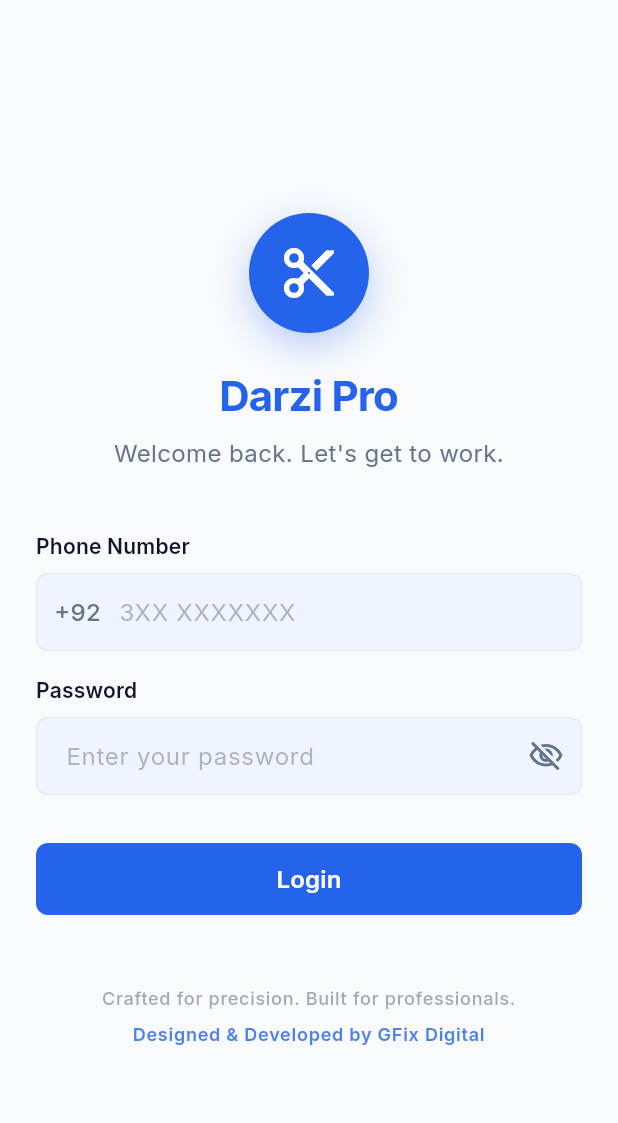
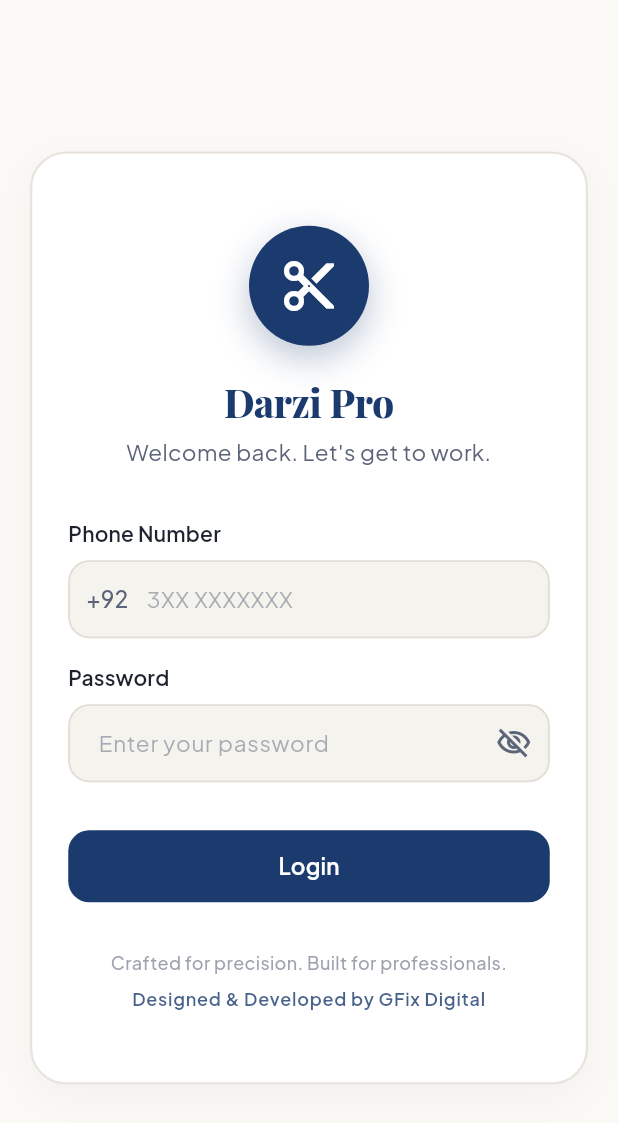
Before and after one commit to gfixdigital/DarziPro, a Flutter app: the screen it shows after launch, on a phone screen of 412 x 824 dp. Shown: the top 1123 px of the screen. Run offline on Flutter 3.47's test engine with Material 3 defaults, Android fonts, the phone set to English and light mode, and no system bars; our stand-ins replace connectivity_plus, google_fonts, hive, hive_flutter, open_file, package_info_plus and 1 more; missing offline and left inert: dart:html; accounts and stored records are empty; network calls fail.

Commit message:
Bespoke Design Upgrade: Replaced generic tech elements with warm tailored styling, Playfair Display typography, woven badges, and hand-stitched details (Build 13)

```diff
--- a/lib/core/constants/colors.dart
+++ b/lib/core/constants/colors.dart
@@ -4,42 +4,42 @@
 /// Based on Stitch "Smart Darzi Manager" design system
 
 // ─── Primary Palette ──────────────────────────────────────────
-const kPrimary = Color(0xFF2563EB);          // GFix Digital Blue — buttons, active states
-const kPrimaryDark = Color(0xFF1E3A8A);      // Dark blue — app bar, emphasis
-const kPrimaryLight = Color(0xFFEFF4FF);     // Very light blue — card backgrounds
-const kPrimaryContainer = Color(0xFF3B82F6); // Container blue
-const kOnPrimaryContainer = Color(0xFFE0ECFF); // On container
+const kPrimary = Color(0xFF1B3B6F);          // Bespoke Deep Sapphire — elegance, structure
+const kPrimaryDark = Color(0xFF0F1E36);      // Midnight Blue — headers, strong emphasis
+const kPrimaryLight = Color(0xFFF0F4F8);     // Light Sapphire Wash — card backgrounds
+const kPrimaryContainer = Color(0xFF214E8F); // Cobalt Accent
+const kOnPrimaryContainer = Color(0xFFE6F0FA); // Cobalt tinted text
 
 // ─── Surface & Background ─────────────────────────────────────
-const kBackground = Color(0xFFF8FAFC);       // Clean slate-tinted off-white
-const kSurface = Color(0xFFFFFFFF);          // White — cards, inputs
-const kSurfaceContainer = Color(0xFFF1F5F9); // Surface container (slate-100)
-const kSurfaceContainerHigh = Color(0xFFE2E8F0); // Slate-200
-const kSurfaceContainerLow = Color(0xFFF8FAFC);  // Slate-50
+const kBackground = Color(0xFFFAF9F6);       // Warm Linen / Alabaster — human, cotton-like base
+const kSurface = Color(0xFFFFFFFF);          // Pure White
+const kSurfaceContainer = Color(0xFFF5F3ED); // Cotton Wash — soft eggshell for nesting
+const kSurfaceContainerHigh = Color(0xFFEBE6DA); // Linen Shadow
+const kSurfaceContainerLow = Color(0xFFFCFAF7);  // Soft eggshell
 
 // ─── Accent ───────────────────────────────────────────────────
-const kAccentGold = Color(0xFFD4AF37);       // Gold — urgent orders, premium
-const kTertiary = Color(0xFF735C00);         // Tertiary — accent
-const kTertiaryContainer = Color(0xFFCCA830);
+const kAccentGold = Color(0xFFC5A059);       // Antique Brass / Gold — craftsmanship, precision
+const kTertiary = Color(0xFF8B5A2B);         // Leather Brown
+const kTertiaryContainer = Color(0xFFD2B48C); // Tan Thread
 
 // ─── Text ─────────────────────────────────────────────────────
-const kTextPrimary = Color(0xFF0F172A);      // Dark slate — primary text (slate-900)
-const kTextSecondary = Color(0xFF64748B);    // Slate grey — secondary text (slate-500)
-const kOnSurfaceVariant = Color(0xFF475569);  // On surface variant (slate-600)
+const kTextPrimary = Color(0xFF1C222E);      // Rich Charcoal — softer than solid black
+const kTextSecondary = Color(0xFF5C6479);    // Muted Slate — secondary labels
+const kOnSurfaceVariant = Color(0xFF3A4254);  // Medium Slate
 
 // ─── Status ───────────────────────────────────────────────────
-const kError = Color(0xFFBA1A1A);            // Red — errors, overdue
+const kError = Color(0xFFBA1A1A);            // Overdue crimson
 const kErrorContainer = Color(0xFFFFDAD6);
 const kOnError = Color(0xFFFFFFFF);
 
 // ─── Border & Outline ─────────────────────────────────────────
-const kBorder = Color(0xFFCBD5E1);           // Light border (slate-300)
-const kOutline = Color(0xFF64748B);          // Outline (slate-500)
+const kBorder = Color(0xFFE2DDD5);           // Warm Linen Border — soft and paper-like
+const kOutline = Color(0xFF8C96AB);          // Outline slate
 
 // ─── Inverse ──────────────────────────────────────────────────
-const kInverseSurface = Color(0xFF1E293B);    // Slate-800
-const kInverseOnSurface = Color(0xFFF8FAFC);
-const kInversePrimary = Color(0xFF93C5FD);   // Blue-300
+const kInverseSurface = Color(0xFF2E3545);    // Dark Slate
+const kInverseOnSurface = Color(0xFFFAF9F6);
+const kInversePrimary = Color(0xFF9EC5FF);
 
 /// Returns a status-specific color
 Color getStatusColor(String status) {
--- a/lib/core/constants/text_styles.dart
+++ b/lib/core/constants/text_styles.dart
@@ -10,60 +10,60 @@
   AppTextStyles._();
 
   // ─── Headlines ────────────────────────────────────────────
-  static TextStyle headlineLg = GoogleFonts.inter(
+  static TextStyle headlineLg = GoogleFonts.playfairDisplay(
     fontSize: 32,
-    fontWeight: FontWeight.w700,
+    fontWeight: FontWeight.w800,
     height: 40 / 32,
-    letterSpacing: -0.02 * 32,
+    letterSpacing: -0.015 * 32,
     color: kTextPrimary,
   );
 
-  static TextStyle headlineLgMobile = GoogleFonts.inter(
+  static TextStyle headlineLgMobile = GoogleFonts.playfairDisplay(
     fontSize: 28,
-    fontWeight: FontWeight.w700,
+    fontWeight: FontWeight.w800,
     height: 36 / 28,
-    letterSpacing: -0.02 * 28,
+    letterSpacing: -0.015 * 28,
     color: kTextPrimary,
   );
 
-  static TextStyle headlineMd = GoogleFonts.inter(
+  static TextStyle headlineMd = GoogleFonts.playfairDisplay(
     fontSize: 24,
-    fontWeight: FontWeight.w600,
+    fontWeight: FontWeight.w700,
     height: 32 / 24,
     color: kTextPrimary,
   );
 
-  static TextStyle headlineSm = GoogleFonts.inter(
+  static TextStyle headlineSm = GoogleFonts.playfairDisplay(
     fontSize: 20,
-    fontWeight: FontWeight.w600,
+    fontWeight: FontWeight.w700,
     height: 28 / 20,
     color: kTextPrimary,
   );
 
   // ─── Body ─────────────────────────────────────────────────
-  static TextStyle bodyLg = GoogleFonts.inter(
+  static TextStyle bodyLg = GoogleFonts.plusJakartaSans(
     fontSize: 18,
     fontWeight: FontWeight.w400,
     height: 28 / 18,
     color: kTextPrimary,
   );
 
-  static TextStyle bodyMd = GoogleFonts.inter(
-    fontSize: 16,
+  static TextStyle bodyMd = GoogleFonts.plusJakartaSans(
+    fontSize: 15,
     fontWeight: FontWeight.w400,
-    height: 24 / 16,
+    height: 24 / 15,
     color: kTextPrimary,
   );
 
-  static TextStyle bodySm = GoogleFonts.inter(
-    fontSize: 14,
+  static TextStyle bodySm = GoogleFonts.plusJakartaSans(
+    fontSize: 13,
     fontWeight: FontWeight.w400,
-    height: 20 / 14,
+    height: 20 / 13,
     color: kTextSecondary,
   );
 
   // ─── Labels ───────────────────────────────────────────────
-  static TextStyle labelLg = GoogleFonts.inter(
+  static TextStyle labelLg = GoogleFonts.plusJakartaSans(
     fontSize: 14,
     fontWeight: FontWeight.w600,
     height: 20 / 14,
@@ -71,32 +71,32 @@
     color: kTextPrimary,
   );
 
-  static TextStyle labelSm = GoogleFonts.inter(
+  static TextStyle labelSm = GoogleFonts.plusJakartaSans(
     fontSize: 12,
     fontWeight: FontWeight.w500,
     height: 16 / 12,
-    letterSpacing: 0.04 * 12,
+    letterSpacing: 0.02 * 12,
     color: kTextSecondary,
   );
 
   // ─── Specialty ────────────────────────────────────────────
-  static TextStyle buttonText = GoogleFonts.inter(
-    fontSize: 16,
+  static TextStyle buttonText = GoogleFonts.plusJakartaSans(
+    fontSize: 15,
     fontWeight: FontWeight.w600,
-    height: 24 / 16,
+    height: 24 / 15,
     color: Colors.white,
   );
 
-  static TextStyle currencyLg = GoogleFonts.inter(
+  static TextStyle currencyLg = GoogleFonts.plusJakartaSans(
     fontSize: 28,
-    fontWeight: FontWeight.w700,
+    fontWeight: FontWeight.w800,
     height: 36 / 28,
     color: kTextPrimary,
   );
 
-  static TextStyle currencyMd = GoogleFonts.inter(
+  static TextStyle currencyMd = GoogleFonts.plusJakartaSans(
     fontSize: 20,
-    fontWeight: FontWeight.w700,
+    fontWeight: FontWeight.w800,
     height: 28 / 20,
     color: kTextPrimary,
   );
--- a/lib/screens/auth/login_screen.dart
+++ b/lib/screens/auth/login_screen.dart
@@ -57,13 +57,31 @@
       body: SafeArea(
         child: Center(
           child: SingleChildScrollView(
-            padding: const EdgeInsets.symmetric(horizontal: 24),
+            padding: const EdgeInsets.symmetric(horizontal: 20, vertical: 32),
             child: Form(
               key: _formKey,
+              child: Container(
+                constraints: const BoxConstraints(maxWidth: 410),
+                padding: const EdgeInsets.symmetric(horizontal: 24, vertical: 36),
+                decoration: BoxDecoration(
+                  color: kSurface,
+                  borderRadius: BorderRadius.circular(24),
+                  border: Border.all(
+                    color: kBorder.withOpacity(0.8),
+                    width: 1.5,
+                  ),
+                  boxShadow: [
+                    BoxShadow(
+                      color: Colors.black.withOpacity(0.03),
+                      blurRadius: 20,
+                      offset: const Offset(0, 8),
+                    ),
+                  ],
+                ),
                 child: Column(
-                mainAxisAlignment: MainAxisAlignment.center,
+                  mainAxisSize: MainAxisSize.min,
                   children: [
-                  const SizedBox(height: 40),
+                    const SizedBox(height: 12),
 
                     // Logo
                     Image.network(
@@ -93,16 +111,17 @@
                         );
                       },
                     ),
-                  const SizedBox(height: 24),
+                    const SizedBox(height: 20),
 
                     // App name
                     Text(
                       AppStrings.appName,
                       style: AppTextStyles.headlineLgMobile.copyWith(
                         color: kPrimary,
+                        fontSize: 26,
                       ),
                     ),
-                  const SizedBox(height: 8),
+                    const SizedBox(height: 6),
 
                     // Tagline
                     Text(
@@ -112,7 +131,7 @@
                       ),
                       textAlign: TextAlign.center,
                     ),
-                  const SizedBox(height: 40),
+                    const SizedBox(height: 32),
 
                     // Phone field
                     AppInput(
@@ -181,7 +200,7 @@
                         );
                       },
                     ),
-                  const SizedBox(height: 48),
+                    const SizedBox(height: 32),
 
                     // Footer
                     Text(
@@ -201,8 +220,9 @@
                       ),
                       textAlign: TextAlign.center,
                     ),
-                  const SizedBox(height: 24),
+                    const SizedBox(height: 12),
                   ],
+                ),
               ),
             ),
           ),
--- a/lib/widgets/common/app_input.dart
+++ b/lib/widgets/common/app_input.dart
@@ -66,7 +66,7 @@
               color: kTextSecondary.withOpacity(0.5),
             ),
             filled: true,
-            fillColor: kPrimaryLight,
+            fillColor: kSurfaceContainer,
             contentPadding: const EdgeInsets.symmetric(
               horizontal: 16,
               vertical: 14,
@@ -82,38 +82,38 @@
                 : null,
             suffixIcon: suffix,
             border: OutlineInputBorder(
-              borderRadius: BorderRadius.circular(8),
-              borderSide: BorderSide(
-                color: kBorder.withOpacity(0.3),
-                width: 1,
+              borderRadius: BorderRadius.circular(14),
+              borderSide: const BorderSide(
+                color: kBorder,
+                width: 1.2,
               ),
             ),
             enabledBorder: OutlineInputBorder(
-              borderRadius: BorderRadius.circular(8),
-              borderSide: BorderSide(
-                color: kBorder.withOpacity(0.3),
-                width: 1,
+              borderRadius: BorderRadius.circular(14),
+              borderSide: const BorderSide(
+                color: kBorder,
+                width: 1.2,
               ),
             ),
             focusedBorder: OutlineInputBorder(
-              borderRadius: BorderRadius.circular(8),
+              borderRadius: BorderRadius.circular(14),
               borderSide: const BorderSide(
                 color: kPrimary,
-                width: 2,
+                width: 1.8,
               ),
             ),
             errorBorder: OutlineInputBorder(
-              borderRadius: BorderRadius.circular(8),
+              borderRadius: BorderRadius.circular(14),
               borderSide: const BorderSide(
                 color: kError,
-                width: 1,
+                width: 1.2,
               ),
             ),
             focusedErrorBorder: OutlineInputBorder(
-              borderRadius: BorderRadius.circular(8),
+              borderRadius: BorderRadius.circular(14),
               borderSide: const BorderSide(
                 color: kError,
-                width: 2,
+                width: 1.8,
               ),
             ),
             errorStyle: AppTextStyles.labelSm.copyWith(color: kError),
--- a/pubspec.yaml
+++ b/pubspec.yaml
@@ -1,7 +1,7 @@
 name: darzi_pro
 description: A production-grade, offline-first CRM for tailor shops in Pakistan.
 publish_to: 'none'
-version: 1.1.0+12
+version: 1.1.0+13
 
 environment:
   sdk: '>=3.2.0 <4.0.0'
```
Also changed, not shown: lib/widgets/common/app_button.dart (+7 -7 lines), lib/widgets/common/order_card.dart (+26 -7 lines), lib/widgets/common/status_chip.dart (+29 -10 lines), 1 other file. Lines whose indentation alone changed are shown as unchanged.
